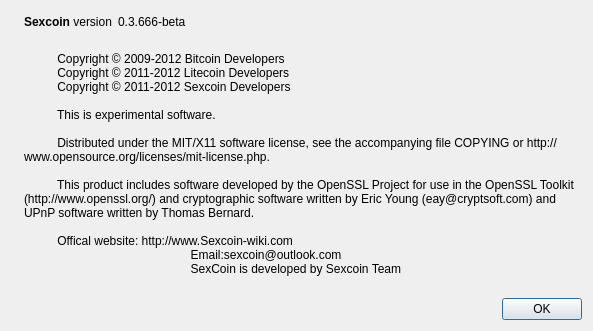
First picture: the form in src/qt/forms/aboutdialog.ui, repository sexcoin-project/sexcoin, before the edit.
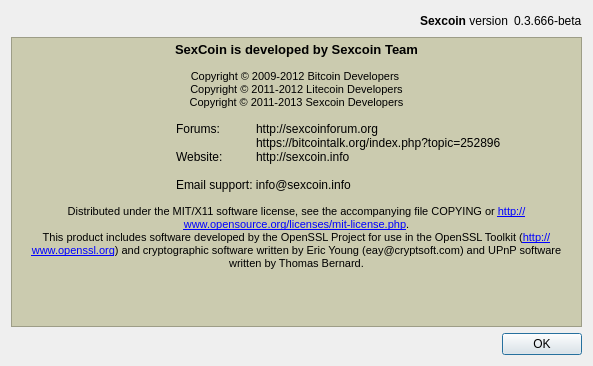
Second picture: the form after the edit. Icons and pictures are not drawn.

The edit to the form file:
```diff
--- a/src/qt/forms/aboutdialog.ui
+++ b/src/qt/forms/aboutdialog.ui
@@ -7,43 +7,30 @@
     <x>0</x>
     <y>0</y>
     <width>593</width>
-    <height>331</height>
+    <height>366</height>
    </rect>
   </property>
   <property name="windowTitle">
    <string>About Sexcoin</string>
   </property>
   <layout class="QHBoxLayout" name="horizontalLayout_2">
-   <item>
-    <widget class="QLabel" name="label_4">
-     <property name="sizePolicy">
-      <sizepolicy hsizetype="Preferred" vsizetype="Ignored">
-       <horstretch>0</horstretch>
-       <verstretch>0</verstretch>
-      </sizepolicy>
-     </property>
-     <property name="pixmap">
-      <pixmap resource="../bitcoin.qrc">:/images/about</pixmap>
-     </property>
-    </widget>
-   </item>
    <item>
     <layout class="QVBoxLayout" name="verticalLayout_2">
-     <item>
-      <spacer name="verticalSpacer_2">
-       <property name="orientation">
-        <enum>Qt::Vertical</enum>
-       </property>
-       <property name="sizeHint" stdset="0">
-        <size>
-         <width>20</width>
-         <height>40</height>
-        </size>
-       </property>
-      </spacer>
-     </item>
      <item>
       <layout class="QHBoxLayout" name="horizontalLayout">
+       <item>
+        <spacer name="horizontalSpacer">
+         <property name="orientation">
+          <enum>Qt::Horizontal</enum>
+         </property>
+         <property name="sizeHint" stdset="0">
+          <size>
+           <width>40</width>
+           <height>20</height>
+          </size>
+         </property>
+        </spacer>
+       </item>
        <item>
         <widget class="QLabel" name="label">
          <property name="cursor">
@@ -73,63 +60,42 @@
          </property>
         </widget>
        </item>
-       <item>
-        <spacer name="horizontalSpacer">
-         <property name="orientation">
-          <enum>Qt::Horizontal</enum>
-         </property>
-         <property name="sizeHint" stdset="0">
-          <size>
-           <width>40</width>
-           <height>20</height>
-          </size>
-         </property>
-        </spacer>
-       </item>
       </layout>
      </item>
      <item>
-      <widget class="QLabel" name="label_2">
-       <property name="cursor">
-        <cursorShape>IBeamCursor</cursorShape>
-       </property>
-       <property name="text">
-        <string>
-          Copyright © 2009-2012 Bitcoin Developers
-          Copyright © 2011-2012 Litecoin Developers
-          Copyright © 2011-2012 Sexcoin Developers
-
-          This is experimental software.
-
-          Distributed under the MIT/X11 software license, see the accompanying file COPYING or http://www.opensource.org/licenses/mit-license.php.
-
-          This product includes software developed by the OpenSSL Project for use in the OpenSSL Toolkit (http://www.openssl.org/) and cryptographic software written by Eric Young (eay@cryptsoft.com) and UPnP software written by Thomas Bernard.
-
-          Offical website: http://www.Sexcoin-wiki.com
-		  Email:sexcoin@outlook.com
-		  SexCoin is developed by Sexcoin Team
-        </string>
-       </property>
-       <property name="wordWrap">
+      <layout class="QVBoxLayout" name="verticalLayout">
+       <item>
+        <widget class="QTextBrowser" name="textBrowser">
+         <property name="enabled">
         <bool>true</bool>
        </property>
-       <property name="textInteractionFlags">
-        <set>Qt::LinksAccessibleByMouse|Qt::TextSelectableByKeyboard|Qt::TextSelectableByMouse</set>
+         <property name="styleSheet">
+          <string notr="true">background-color: rgb(203, 203, 175);
+background-image: url(:/images/about4);</string>
+         </property>
+         <property name="html">
+          <string>&lt;!DOCTYPE HTML PUBLIC &quot;-//W3C//DTD HTML 4.0//EN&quot; &quot;http://www.w3.org/TR/REC-html40/strict.dtd&quot;&gt;
+&lt;html&gt;&lt;head&gt;&lt;meta name=&quot;qrichtext&quot; content=&quot;1&quot; /&gt;&lt;style type=&quot;text/css&quot;&gt;
+p, li { white-space: pre-wrap; }
+&lt;/style&gt;&lt;/head&gt;&lt;body style=&quot; font-family:'MS Shell Dlg 2'; font-size:8.25pt; font-weight:400; font-style:normal;&quot;&gt;
+&lt;p align=&quot;center&quot; style=&quot; margin-top:0px; margin-bottom:0px; margin-left:0px; margin-right:0px; -qt-block-indent:0; text-indent:0px;&quot;&gt;&lt;span style=&quot; font-size:10pt; font-weight:600;&quot;&gt;SexCoin is developed by Sexcoin Team&lt;/span&gt;&lt;/p&gt;
+&lt;p align=&quot;center&quot; style=&quot;-qt-paragraph-type:empty; margin-top:0px; margin-bottom:0px; margin-left:0px; margin-right:0px; -qt-block-indent:0; text-indent:0px; font-size:8pt;&quot;&gt;&lt;br /&gt;&lt;/p&gt;
+&lt;p align=&quot;center&quot; style=&quot; margin-top:0px; margin-bottom:0px; margin-left:0px; margin-right:0px; -qt-block-indent:0; text-indent:0px;&quot;&gt;&lt;span style=&quot; font-size:8pt;&quot;&gt;Copyright © 2009-2012 Bitcoin Developers &lt;/span&gt;&lt;/p&gt;
+&lt;p align=&quot;center&quot; style=&quot; margin-top:0px; margin-bottom:0px; margin-left:0px; margin-right:0px; -qt-block-indent:0; text-indent:0px;&quot;&gt;&lt;span style=&quot; font-size:8pt;&quot;&gt;Copyright © 2011-2012 Litecoin Developers&lt;/span&gt;&lt;/p&gt;
+&lt;p align=&quot;center&quot; style=&quot; margin-top:0px; margin-bottom:0px; margin-left:0px; margin-right:0px; -qt-block-indent:0; text-indent:0px;&quot;&gt;&lt;span style=&quot; font-size:8pt;&quot;&gt;Copyright © 2011-2013 Sexcoin Developers&lt;/span&gt;&lt;/p&gt;
+&lt;p style=&quot;-qt-paragraph-type:empty; margin-top:0px; margin-bottom:0px; margin-left:0px; margin-right:0px; -qt-block-indent:0; text-indent:0px; font-size:8pt;&quot;&gt;&lt;br /&gt;&lt;/p&gt;
+&lt;p style=&quot; margin-top:0px; margin-bottom:0px; margin-left:0px; margin-right:0px; -qt-block-indent:0; text-indent:0px;&quot;&gt;&lt;span style=&quot; font-size:9pt; color:#000000;&quot;&gt;		Forums:	http://sexcoinforum.org       &lt;/span&gt;&lt;/p&gt;
+&lt;p style=&quot; margin-top:0px; margin-bottom:0px; margin-left:0px; margin-right:0px; -qt-block-indent:0; text-indent:0px;&quot;&gt;&lt;span style=&quot; font-size:9pt; color:#000000;&quot;&gt;			https://bitcointalk.org/index.php?topic=252896&lt;/span&gt;&lt;/p&gt;
+&lt;p style=&quot; margin-top:0px; margin-bottom:0px; margin-left:0px; margin-right:0px; -qt-block-indent:0; text-indent:0px;&quot;&gt;&lt;span style=&quot; font-size:9pt; color:#000000;&quot;&gt;		Website:	http://sexcoin.info&lt;/span&gt;&lt;/p&gt;
+&lt;p style=&quot; margin-top:0px; margin-bottom:0px; margin-left:0px; margin-right:0px; -qt-block-indent:0; text-indent:0px;&quot;&gt;&lt;span style=&quot; font-size:9pt; color:#000000;&quot;&gt;		&lt;/span&gt;&lt;/p&gt;
+&lt;p style=&quot; margin-top:0px; margin-bottom:0px; margin-left:0px; margin-right:0px; -qt-block-indent:0; text-indent:0px;&quot;&gt;&lt;span style=&quot; font-size:9pt; color:#000000;&quot;&gt;		Email support: info@sexcoin.info&lt;/span&gt;&lt;/p&gt;
+&lt;p style=&quot;-qt-paragraph-type:empty; margin-top:0px; margin-bottom:0px; margin-left:0px; margin-right:0px; -qt-block-indent:0; text-indent:0px; font-size:8pt;&quot;&gt;&lt;br /&gt;&lt;/p&gt;
+&lt;p align=&quot;center&quot; style=&quot; margin-top:0px; margin-bottom:0px; margin-left:0px; margin-right:0px; -qt-block-indent:0; text-indent:0px;&quot;&gt;&lt;span style=&quot; font-size:8pt;&quot;&gt;Distributed under the MIT/X11 software license, see the accompanying file COPYING or &lt;/span&gt;&lt;span style=&quot; font-size:8pt; text-decoration: underline; color:#0000ff;&quot;&gt;http://www.opensource.org/licenses/mit-license.php&lt;/span&gt;&lt;span style=&quot; font-size:8pt;&quot;&gt;.&lt;/span&gt;&lt;/p&gt;
+&lt;p align=&quot;center&quot; style=&quot; margin-top:0px; margin-bottom:0px; margin-left:0px; margin-right:0px; -qt-block-indent:0; text-indent:0px;&quot;&gt;&lt;span style=&quot; font-size:8pt;&quot;&gt;This product includes software developed by the OpenSSL Project for use in the OpenSSL Toolkit (&lt;/span&gt;&lt;span style=&quot; font-size:8pt; text-decoration: underline; color:#0000ff;&quot;&gt;http://www.openssl.org&lt;/span&gt;&lt;span style=&quot; font-size:8pt;&quot;&gt;) and cryptographic software written by Eric Young (eay@cryptsoft.com) and UPnP software written by Thomas Bernard.&lt;/span&gt;&lt;/p&gt;&lt;/body&gt;&lt;/html&gt;</string>
        </property>
       </widget>
      </item>
-     <item>
-      <spacer name="verticalSpacer">
-       <property name="orientation">
-        <enum>Qt::Vertical</enum>
-       </property>
-       <property name="sizeHint" stdset="0">
-        <size>
-         <width>20</width>
-         <height>40</height>
-        </size>
-       </property>
-      </spacer>
+      </layout>
      </item>
      <item>
       <widget class="QDialogButtonBox" name="buttonBox">
```
Left out of the diff: 4 changed lines with no effect on the pictures. Lines whose indentation alone changed are shown as unchanged.
